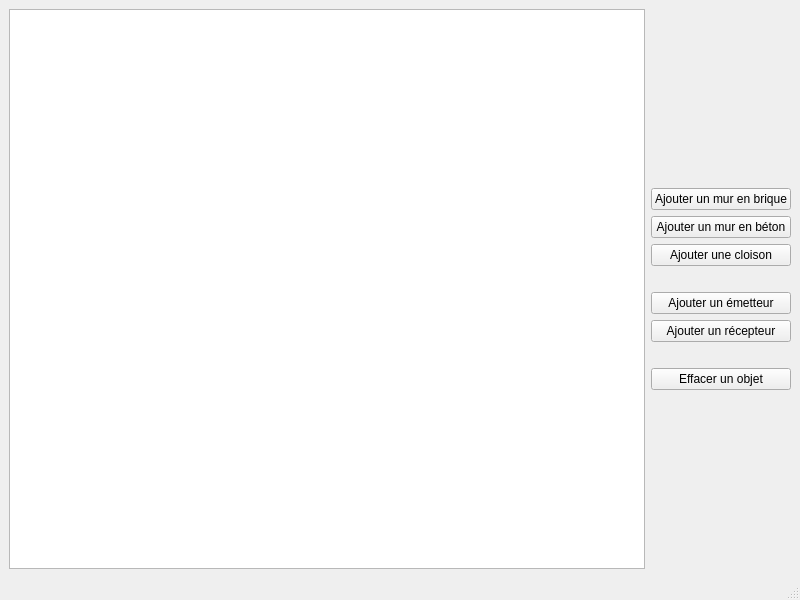
Qt form mainwindow.ui (mathphi/TelecomPhysics_ProjectBA3) before a commit.
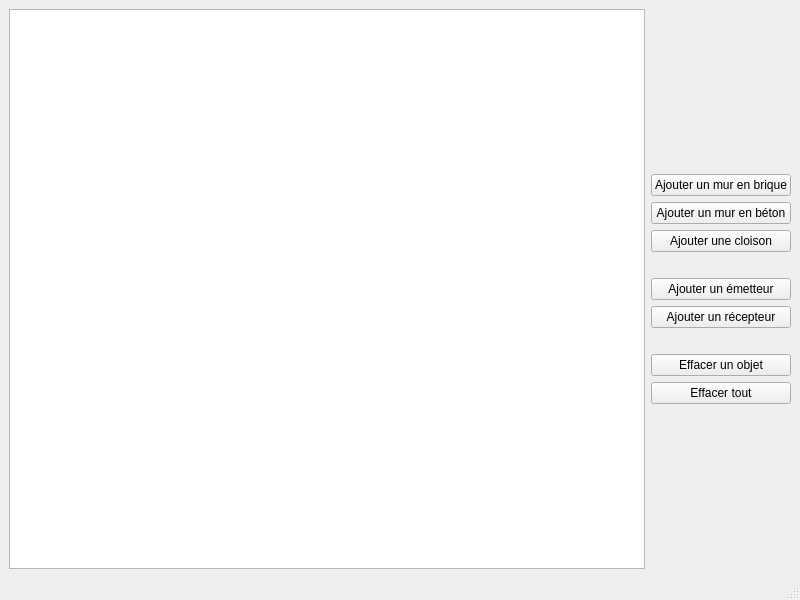
The same form after that commit.

Commit message: Erase all + Attractive wall + Wall style

Patch:
```diff
--- a/mainwindow.ui
+++ b/mainwindow.ui
@@ -110,6 +110,13 @@
         </property>
        </widget>
       </item>
+      <item>
+       <widget class="QPushButton" name="button_eraseAll">
+        <property name="text">
+         <string>Effacer tout</string>
+        </property>
+       </widget>
+      </item>
       <item>
        <spacer name="verticalSpacer">
         <property name="orientation">
```
Left out of the diff: 5 changed lines with no effect on the pictures. The commit also changes 3 other files.
